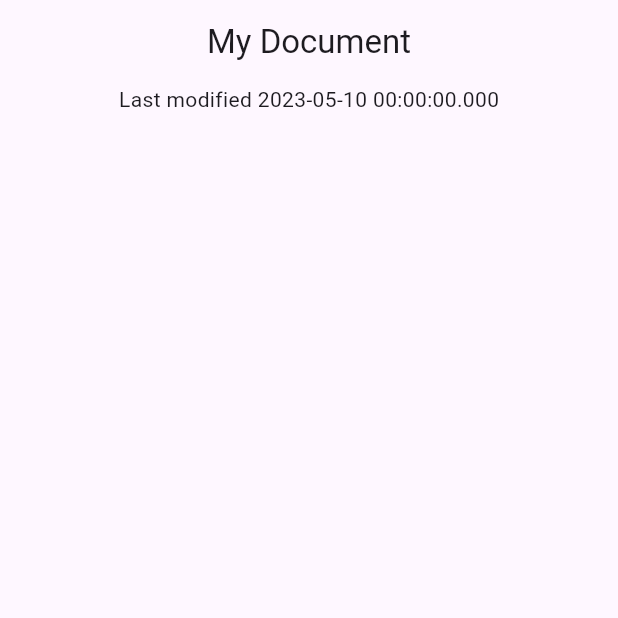
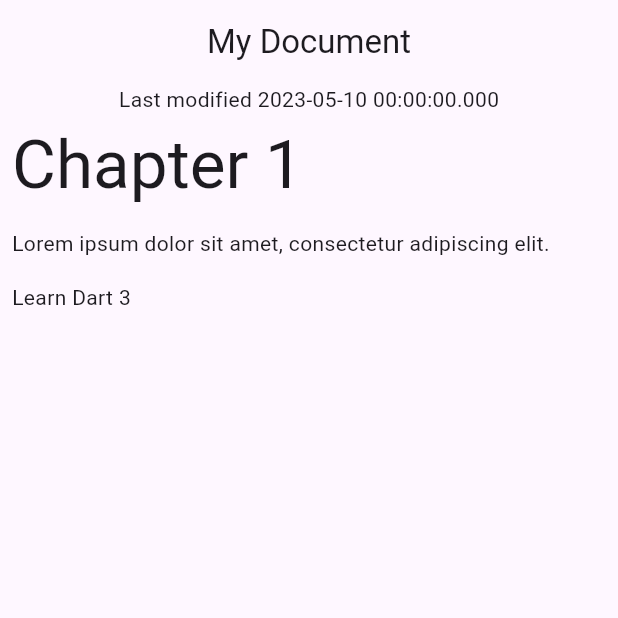
Before and after one commit to nomomax/flutter_patterns_records, a Flutter app: the screen it shows after launch, on a phone screen of 412 x 824 dp, the top half of it. Run offline on Flutter 3.47's test engine with Material 2 defaults, Android fonts, the phone set to English and light mode, and no system bars.

Commit message:
prepare more patterns and display the document

```diff
--- a/lib/data.dart
+++ b/lib/data.dart
@@ -15,6 +15,28 @@ class Document {
       return (title, modified: DateTime.parse(localModified));
     } else {
       throw const FormatException('Unexpected JSON');
+    }
+  }
+
+  List<Block> getBlocks() {
+    if (_json case {'blocks': List blocksJson}) {
+      return [for (final blockJson in blocksJson) Block.fromJson(blockJson)];
+    } else {
+      throw const FormatException('Unexpected JSON format');
+    }
+  }
+}
+
+class Block {
+  final String type;
+  final String text;
+  Block(this.type, this.text);
+
+  factory Block.fromJson(Map<String, dynamic> json) {
+    if (json case {'type': final type, 'text': final text}) {
+      return Block(type, text);
+    } else {
+      throw const FormatException('Unexpected JSON format');
     }
   }
 }
--- a/lib/main.dart
+++ b/lib/main.dart
@@ -31,6 +31,7 @@ class DocumentScreen extends StatelessWidget {
   @override
   Widget build(BuildContext context) {
     final (title, :modified) = document.metadata;
+    final blocks = document.getBlocks();
 
     return Scaffold(
       appBar: AppBar(
@@ -41,8 +42,46 @@ class DocumentScreen extends StatelessWidget {
           Center(
             child: Text('Last modified $modified'),
           ),
+          Expanded(
+            child: ListView.builder(
+              itemCount: blocks.length,
+              itemBuilder: (context, index) {
+                return BlockWidget(block: blocks[index]);
+              },
+            ),
+          ),
         ],
       ),
     );
   }
 }
+
+class BlockWidget extends StatelessWidget {
+  final Block block;
+
+  const BlockWidget({
+    required this.block,
+    super.key,
+  });
+
+  @override
+  Widget build(BuildContext context) {
+    TextStyle? textStyle;
+    switch (block.type) {
+      case 'h1':
+        textStyle = Theme.of(context).textTheme.displayMedium;
+      case 'p' || 'checkbox':
+        textStyle = Theme.of(context).textTheme.bodyMedium;
+      case _:
+        textStyle = Theme.of(context).textTheme.bodySmall;
+    }
+
+    return Container(
+      margin: const EdgeInsets.all(8),
+      child: Text(
+        block.text,
+        style: textStyle,
+      ),
+    );
+  }
+}
```
